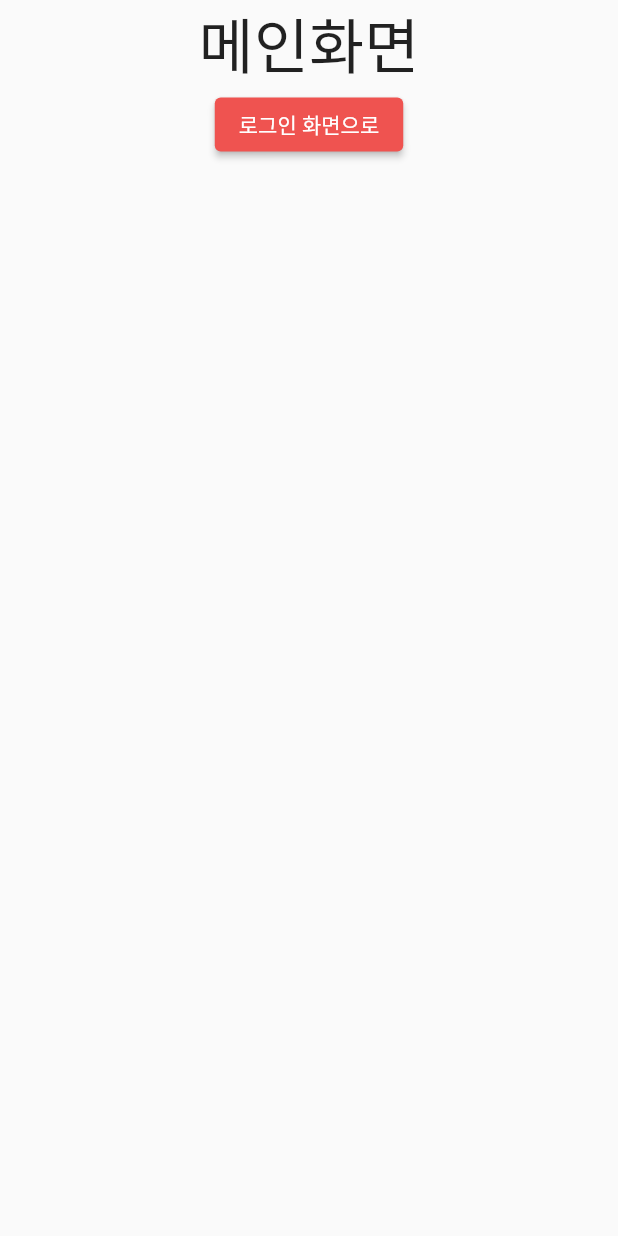
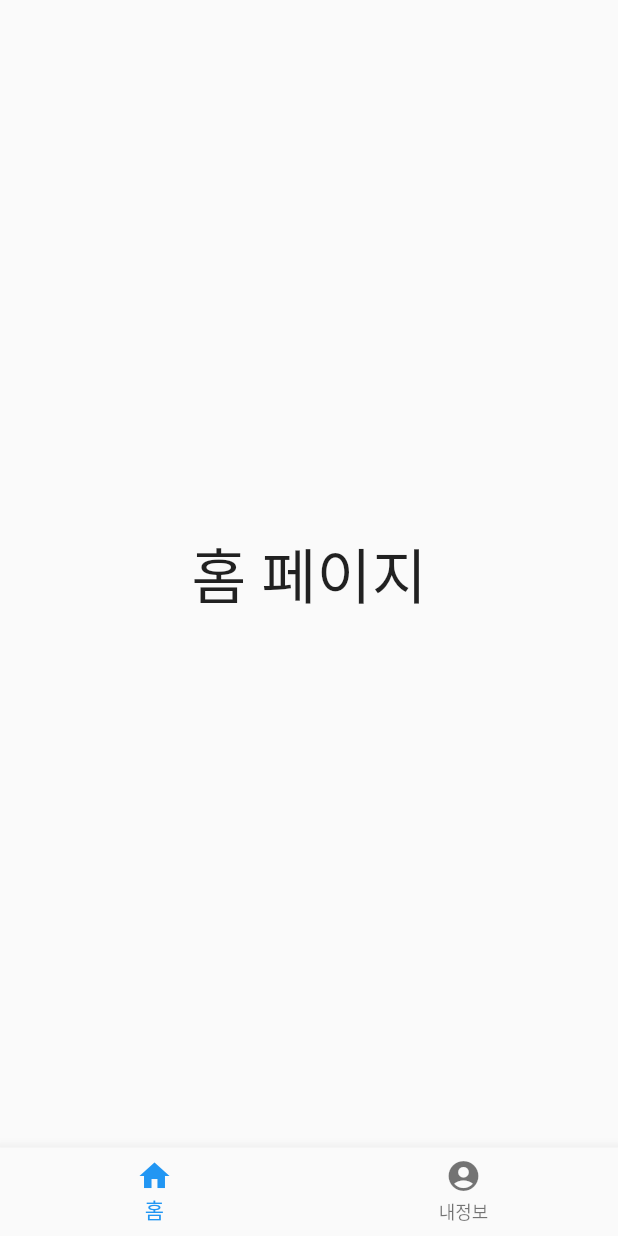
Before and after one commit to SangWook16074/OurProject, a Flutter app: the screen it shows after launch, after a tap on "로그인", on a phone screen of 412 x 824 dp. Run offline on Flutter 3.47's test engine with Material 2 defaults, Android fonts, the phone set to English and light mode, and no system bars.

Commit message:
version 2

```diff
--- a/flutter_main_page/lib/login_page.dart
+++ b/flutter_main_page/lib/login_page.dart
@@ -1,30 +1,38 @@
 import 'package:flutter/material.dart';
-import 'package:flutter_main_page/main_page.dart';
+// import 'package:flutter_main_page/main_page.dart';
 
-class loginPage extends StatelessWidget {
-  const loginPage({Key? key}) : super(key: key);
+final TextEditingController _textEditingController = TextEditingController();
+
+class LoginPage extends StatelessWidget {
+  const LoginPage({Key? key}) : super(key: key);
 
   @override
   Widget build(BuildContext context) {
     return Scaffold(
-        body: Center(
+        resizeToAvoidBottomInset: false,
+        backgroundColor: Colors.red[50],
+        body: SingleChildScrollView(
+          scrollDirection: Axis.vertical,
+          child: Column(children: [
+            Center(
               child: Column(
                 children: [
                   Stack(
                     children: [
                       Container(
                         color: Colors.red[300],
-                height: 300,
+                        height: 450,
                       ),
                       Column(
                         children: [
+                          const SizedBox(height: 50),
                           Container(
                             color: Colors.black,
-                    width: 125,
-                    height: 125,
+                            width: 200,
+                            height: 200,
                             margin: const EdgeInsets.all(30.0),
                           ),
-                  Text(
+                          const Text(
                             "인덕대학교",
                             style: TextStyle(
                                 fontSize: 40,
@@ -32,48 +40,121 @@ class loginPage extends StatelessWidget {
                                 fontWeight: FontWeight.bold,
                                 color: Colors.white),
                           ),
-                  Text(
+                          const Text(
                             "정보통신공학과",
                             style: TextStyle(
                                 fontSize: 40,
                                 fontStyle: FontStyle.normal,
                                 color: Colors.white),
                           ),
+                          const SizedBox(height: 30),
+                          Padding(
+                              padding: const EdgeInsets.fromLTRB(
+                                  20.0, 0.0, 20.0, 10.0),
+                              child: Column(
+                                children: [
                                   TextField(
+                                    onChanged: (value) {},
                                     decoration: InputDecoration(
-                        border: OutlineInputBorder(), labelText: "학번을 입력하세요."),
+                                      labelText: "학번",
+                                      hintText: "학번을 입력하세요.",
+                                      contentPadding:
+                                          const EdgeInsets.symmetric(
+                                              vertical: 10.0, horizontal: 20.0),
+                                      border: const OutlineInputBorder(
+                                          borderRadius: BorderRadius.all(
+                                              Radius.circular(4.0))),
+                                      enabledBorder: const OutlineInputBorder(
+                                        borderSide: BorderSide(
+                                            color: Colors.redAccent,
+                                            width: 1.0),
+                                        borderRadius: BorderRadius.all(
+                                            Radius.circular(4.0)),
+                                      ),
+                                      focusedBorder: const OutlineInputBorder(
+                                          borderSide: BorderSide(
+                                              color: Colors.redAccent,
+                                              width: 2.0),
+                                          borderRadius: BorderRadius.all(
+                                              Radius.circular(4.0))),
+                                      suffixIcon: GestureDetector(
+                                        child: const Icon(
+                                          Icons.cancel,
+                                          color: Colors.redAccent,
+                                          size: 20,
+                                        ),
+                                        onTap: () =>
+                                            _textEditingController.clear(),
+                                      ),
+                                    ),
+                                  ),
+                                  const SizedBox(
+                                    height: 5,
                                   ),
                                   TextField(
+                                    onChanged: (value) {},
                                     decoration: InputDecoration(
-                        border: OutlineInputBorder(),
-                        labelText: "비밀번호를 입력하세요."),
+                                      labelText: "비밀번호",
+                                      hintText: "비밀번호를 입력하세요.",
+                                      contentPadding:
+                                          const EdgeInsets.symmetric(
+                                              vertical: 10.0, horizontal: 20.0),
+                                      border: const OutlineInputBorder(
+                                          borderRadius: BorderRadius.all(
+                                              Radius.circular(4.0))),
+                                      enabledBorder: const OutlineInputBorder(
+                                        borderSide: BorderSide(
+                                            color: Colors.redAccent,
+                                            width: 1.0),
+                                        borderRadius: BorderRadius.all(
+                                            Radius.circular(4.0)),
                                       ),
+                                      focusedBorder: const OutlineInputBorder(
+                                          borderSide: BorderSide(
+                                              color: Colors.redAccent,
+                                              width: 2.0),
+                                          borderRadius: BorderRadius.all(
+                                              Radius.circular(4.0))),
+                                      suffixIcon: GestureDetector(
+                                        child: const Icon(
+                                          Icons.cancel,
+                                          color: Colors.redAccent,
+                                          size: 20,
+                                        ),
+                                        onTap: () =>
+                                            _textEditingController.clear(),
+                                      ),
+                                    ),
+                                  ),
+                                ],
+                              )),
                           ElevatedButton(
                               //로그인 버튼
-                    onPressed: () {
+                              onPressed: () async {
                                 //회원확인 절차 넣을것임
-                      Navigator.push(context,
-                          MaterialPageRoute(builder: (context) => MainPage()));
+
+                                await Navigator.pushNamed(context, '/main');
                               },
-                    child: Text(
-                      "로그인",
-                      style: TextStyle(fontSize: 15, letterSpacing: 4.0),
-                    ),
                               style: TextButton.styleFrom(
                                   backgroundColor: Colors.red[400],
-                        padding: EdgeInsets.all(16.0),
-                        minimumSize: Size(400, 25)),
-                  ),
+                                  padding: const EdgeInsets.all(16.0),
+                                  minimumSize: const Size(400, 25)),
+                              child: const Text(
+                                "로그인",
+                                style:
+                                    TextStyle(fontSize: 15, letterSpacing: 4.0),
+                              )),
                           TextButton(
                             //회원가입 버튼
                             onPressed: () {
                               //회원가입 메소드
                             },
+                            style: TextButton.styleFrom(),
                             child: Text(
                               "회원가입",
-                      style: TextStyle(fontSize: 15, color: Colors.red[400]),
+                              style: TextStyle(
+                                  fontSize: 15, color: Colors.red[400]),
                             ),
-                    style: TextButton.styleFrom(),
                           )
                         ],
                       )
@@ -81,6 +162,8 @@ class loginPage extends StatelessWidget {
                   )
                 ],
               ),
+            )
+          ]),
         ));
   }
 }
--- a/flutter_main_page/lib/main.dart
+++ b/flutter_main_page/lib/main.dart
@@ -1,6 +1,7 @@
 import 'package:flutter/material.dart';
 
 import 'package:flutter_main_page/login_page.dart';
+import 'package:flutter_main_page/main_page.dart';
 
 void main() {
   runApp(const MyApp());
@@ -16,7 +17,11 @@ class MyApp extends StatelessWidget {
       theme: ThemeData(
         primarySwatch: Colors.blue,
       ),
-      home: loginPage(),
+      home: const LoginPage(),
+      routes: {
+        '/login': (context) => const LoginPage(),
+        '/main': (context) => const MainPage(),
+      },
     );
   }
 }
--- a/flutter_main_page/lib/main_page.dart
+++ b/flutter_main_page/lib/main_page.dart
@@ -1,28 +1,44 @@
 import 'package:flutter/material.dart';
-import 'package:flutter_main_page/login_page.dart';
+import 'package:flutter_main_page/main_page_sub/main_home.dart';
+import 'package:flutter_main_page/main_page_sub/main_user_info.dart';
 
-class MainPage extends StatelessWidget {
+class MainPage extends StatefulWidget {
   const MainPage({Key? key}) : super(key: key);
+
+  @override
+  State<MainPage> createState() => _MainPageState();
+}
+
+class _MainPageState extends State<MainPage> {
+  var _index = 0; //0, 1, 2
+  var _pages = [
+    MainPage1(),
+    MainPage2(),
+    //MainPage3(),
+  ];
 
   @override
   Widget build(BuildContext context) {
     return Scaffold(
-        body: Center(
-      child: Column(
-        children: [
-          Text(
-            "메인화면",
-            style: TextStyle(fontSize: 40),
+      body: _pages[_index],
+      bottomNavigationBar: BottomNavigationBar(
+        onTap: (index) {
+          setState(() {
+            _index = index;
+          });
+        },
+        currentIndex: _index,
+        items: [
+          BottomNavigationBarItem(
+            label: '홈',
+            icon: Icon(Icons.home),
           ),
-          ElevatedButton(
-            onPressed: () async {
-              Navigator.pop(context);
-            },
-            child: Text("로그인 화면으로"),
-            style: TextButton.styleFrom(backgroundColor: Colors.red[400]),
-          )
+          BottomNavigationBarItem(
+            label: "내정보",
+            icon: Icon(Icons.account_circle),
+          ),
         ],
       ),
-    ));
+    );
   }
 }
--- /dev/null
+++ b/flutter_main_page/lib/main_page_sub/main_home.dart
@@ -0,0 +1,16 @@
+import 'package:flutter/material.dart';
+
+class MainPage1 extends StatelessWidget {
+  const MainPage1({Key? key}) : super(key: key);
+
+  @override
+  Widget build(BuildContext context) {
+    return const Scaffold(
+      body: Center(
+          child: Text(
+        "홈 페이지",
+        style: TextStyle(fontSize: 40),
+      )),
+    );
+  }
+}
--- /dev/null
+++ b/flutter_main_page/lib/main_page_sub/main_user_info.dart
@@ -0,0 +1,16 @@
+import 'package:flutter/material.dart';
+
+class MainPage2 extends StatelessWidget {
+  const MainPage2({Key? key}) : super(key: key);
+
+  @override
+  Widget build(BuildContext context) {
+    return const Scaffold(
+      body: Center(
+          child: Text(
+        "이용정보 페이지",
+        style: TextStyle(fontSize: 40),
+      )),
+    );
+  }
+}
```
Lines whose indentation alone changed are shown as unchanged.
